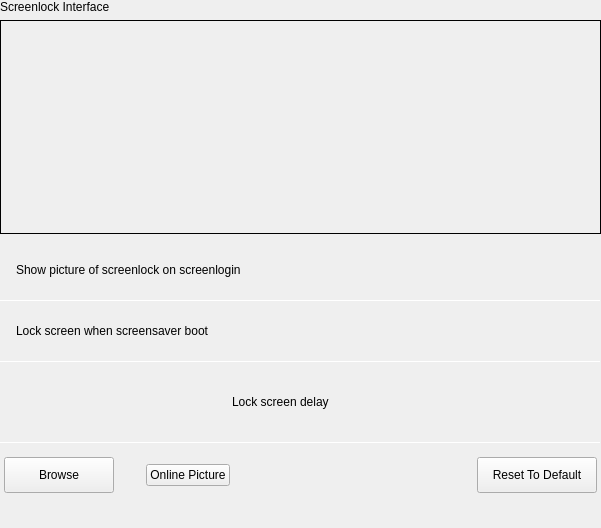
Old version of the form plugins/personalized/screenlock/screenlock.ui in the repository ukui/ukui-control-center.
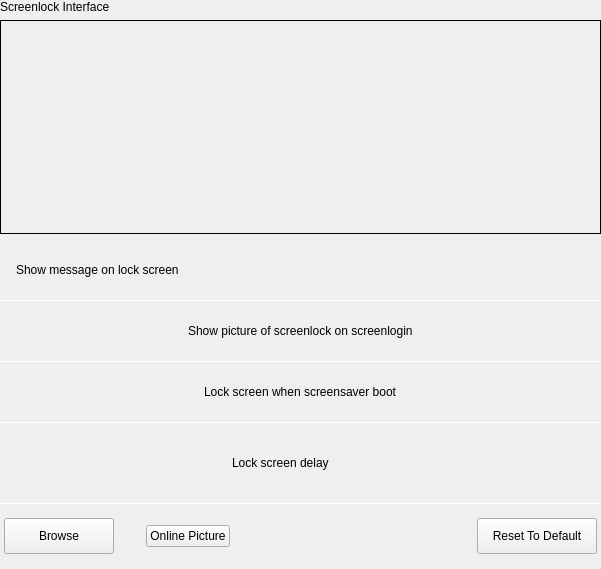
New version of the form. Custom widgets are drawn as their Qt base class.

```diff
--- a/plugins/personalized/screenlock/screenlock.ui
+++ b/plugins/personalized/screenlock/screenlock.ui
@@ -7,7 +7,7 @@
     <x>0</x>
     <y>0</y>
     <width>601</width>
-    <height>528</height>
+    <height>569</height>
    </rect>
   </property>
   <property name="minimumSize">
@@ -176,6 +176,57 @@
          <property name="bottomMargin">
           <number>0</number>
          </property>
+         <item>
+          <layout class="QHBoxLayout" name="showMsgLayout">
+           <property name="leftMargin">
+            <number>16</number>
+           </property>
+           <property name="rightMargin">
+            <number>16</number>
+           </property>
+           <property name="bottomMargin">
+            <number>0</number>
+           </property>
+           <item>
+            <widget class="QLabel" name="showMsgLabel">
+             <property name="minimumSize">
+              <size>
+               <width>0</width>
+               <height>60</height>
+              </size>
+             </property>
+             <property name="maximumSize">
+              <size>
+               <width>16777215</width>
+               <height>60</height>
+              </size>
+             </property>
+             <property name="text">
+              <string>Show message on lock screen</string>
+             </property>
+            </widget>
+           </item>
+          </layout>
+         </item>
+         <item>
+          <widget class="Line" name="line_4">
+           <property name="minimumSize">
+            <size>
+             <width>0</width>
+             <height>1</height>
+            </size>
+           </property>
+           <property name="maximumSize">
+            <size>
+             <width>16777215</width>
+             <height>1</height>
+            </size>
+           </property>
+           <property name="orientation">
+            <enum>Qt::Horizontal</enum>
+           </property>
+          </widget>
+         </item>
          <item>
           <layout class="QHBoxLayout" name="loginbgHorLayout">
            <property name="spacing">
@@ -212,19 +263,6 @@
              </property>
             </widget>
            </item>
-           <item>
-            <spacer name="horizontalSpacer_2">
-             <property name="orientation">
-              <enum>Qt::Horizontal</enum>
-             </property>
-             <property name="sizeHint" stdset="0">
-              <size>
-               <width>40</width>
-               <height>20</height>
-              </size>
-             </property>
-            </spacer>
-           </item>
           </layout>
          </item>
          <item>
@@ -282,19 +320,6 @@
              </property>
             </widget>
            </item>
-           <item>
-            <spacer name="horizontalSpacer_6">
-             <property name="orientation">
-              <enum>Qt::Horizontal</enum>
-             </property>
-             <property name="sizeHint" stdset="0">
-              <size>
-               <width>40</width>
-               <height>20</height>
-              </size>
-             </property>
-            </spacer>
-           </item>
           </layout>
          </item>
          <item>
```
Left out of the diff: 2 changed lines with no effect on the pictures.
